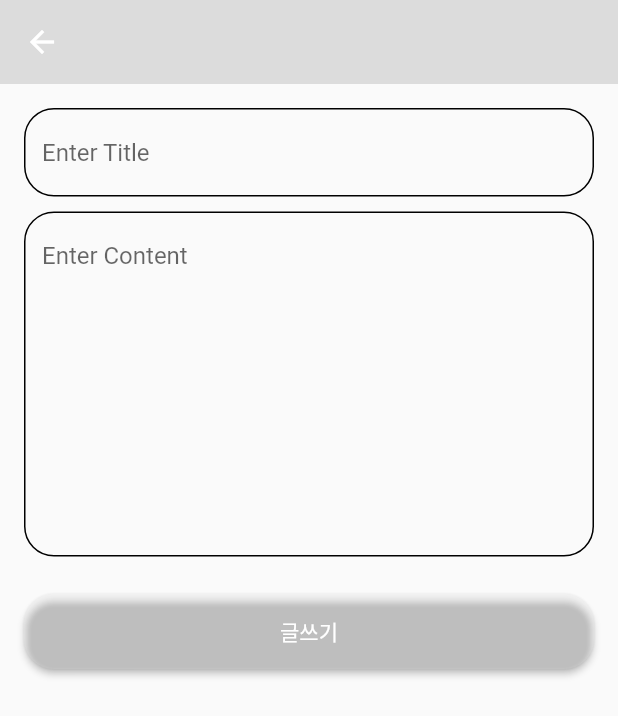
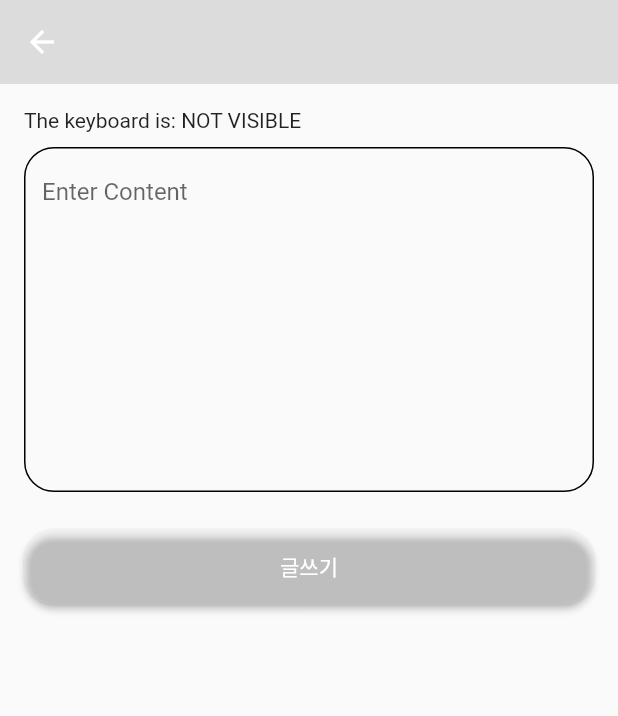
Before and after one commit to bbarkse93/flutter-riverpod, a Flutter app: the PostWritePage screen opened by its route, on a phone screen of 412 x 824 dp. Shown: the top 716 px of the screen. Run offline on Flutter 3.47's test engine with Material 2 defaults, Android fonts, the phone set to English and light mode, and no system bars; our stand-ins replace dio, flutter_keyboard_visibility, flutter_riverpod, flutter_secure_storage, flutter_svg, validators; accounts and stored records are empty.

Commit message:
키보드

```diff
--- a/lib/ui/widgets/custom_text_form_field.dart
+++ b/lib/ui/widgets/custom_text_form_field.dart
@@ -1,4 +1,5 @@
 import 'package:flutter/material.dart';
+import 'package:flutter_keyboard_visibility/flutter_keyboard_visibility.dart';
 
 class CustomTextFormField extends StatelessWidget {
   final String hint;
@@ -21,7 +22,8 @@ class CustomTextFormField extends StatelessWidget {
     if (initValue != null) {
       controller.text = initValue!;
     }
-    return TextFormField(
+    return KeyboardVisibilityBuilder(builder: (context, visible) {
+      TextFormField(
         controller: controller,
         validator: funValidator,
         obscureText: obscureText,
@@ -45,5 +47,9 @@ class CustomTextFormField extends StatelessWidget {
           ),
         ),
       );
+      return Text(
+        'The keyboard is: ${visible ? 'VISIBLE' : 'NOT VISIBLE'}',
+      );
+    });
   }
 }
```
Lines whose indentation alone changed are shown as unchanged.
